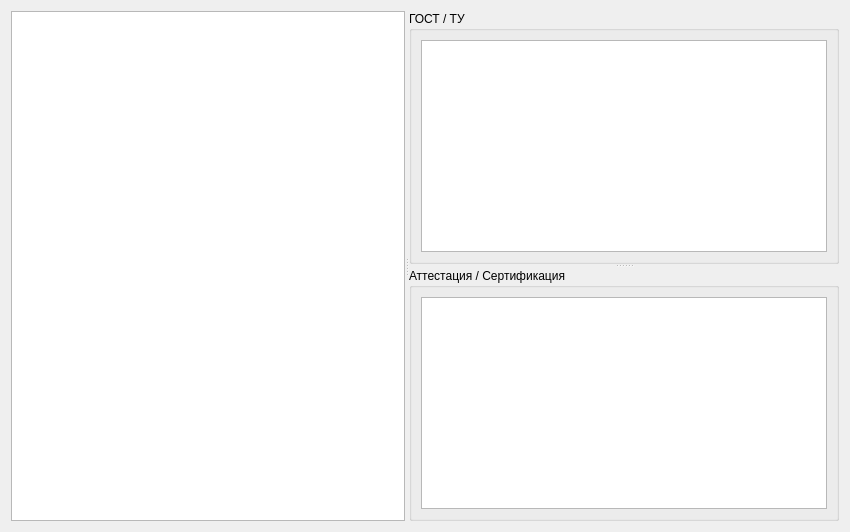
This is formwire.ui in Sergeyego/wire_pr as Qt 5 draws it before an edit. The edited form follows.
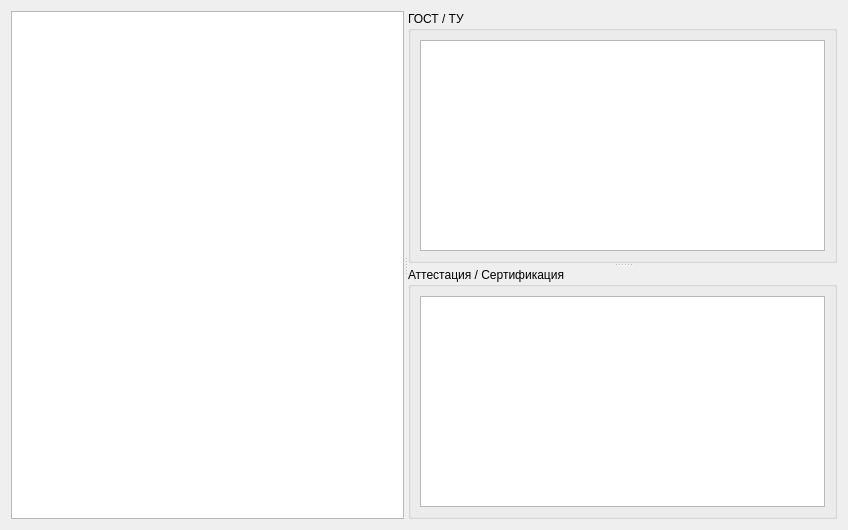
This is the edited form. Custom widgets are drawn as their Qt base class.

The edit to the form file:
```diff
--- a/formwire.ui
+++ b/formwire.ui
@@ -6,8 +6,8 @@
    <rect>
     <x>0</x>
     <y>0</y>
-    <width>850</width>
-    <height>532</height>
+    <width>848</width>
+    <height>530</height>
    </rect>
   </property>
   <property name="windowTitle">
```
Left out of the diff: 8 changed lines with no effect on the pictures.
